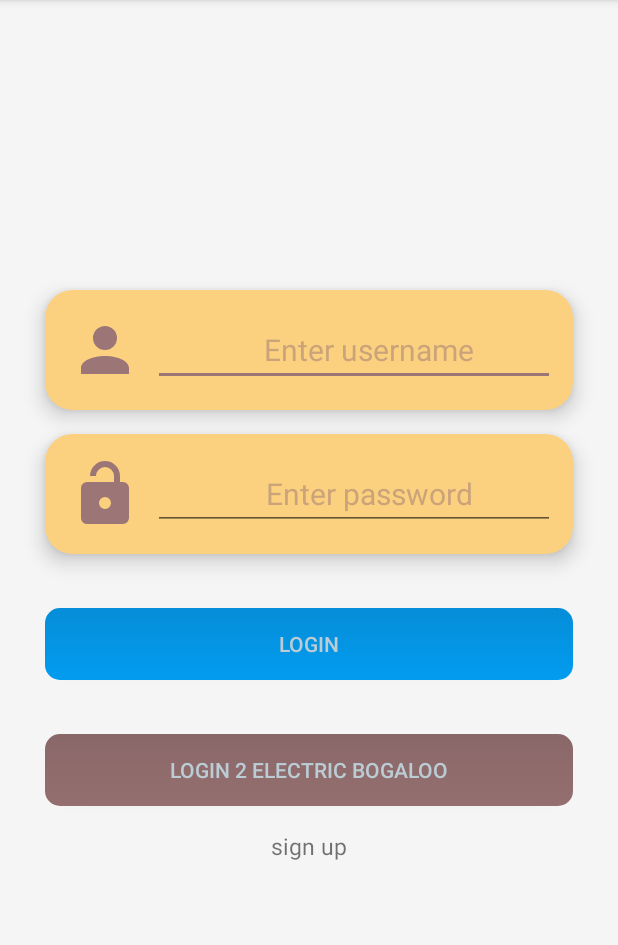
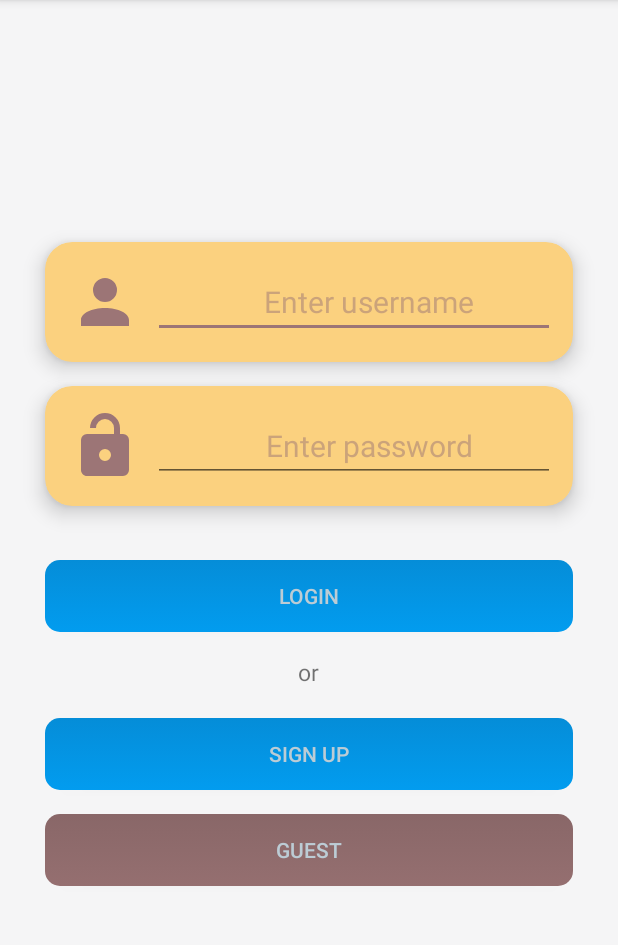
Before and after one commit to alesimula/BookNow, an Android app: the screen it shows after launch (MainActivity), on a phone screen of 412 x 824 dp, the part 84-1029 px from its top. Run offline under Robolectric (Android 15) with nearby library versions, the phone set to English and light mode, and no system bars; libraries missing offline, so code that uses them is left out: com.google.protobuf; 1 statement that could not run was skipped.

Commit message:
Guest login

```diff
--- a/app/src/main/java/com/pdd/booknow/MainActivity.java
+++ b/app/src/main/java/com/pdd/booknow/MainActivity.java
@@ -18,7 +18,7 @@ public class MainActivity extends AppCompatActivity {
 
     EditText name, password;
     CardView cardViewName, cardViewPassword;
-    Button login;
+    Button login, guestLogin;
     User user;
     public static final String EXTRA_USER = User.class.getCanonicalName();
 
@@ -42,6 +42,7 @@ public class MainActivity extends AppCompatActivity {
         name = (EditText)findViewById(R.id.name);
         password = (EditText)findViewById(R.id.password);
         login = (Button)findViewById(R.id.login);
+        guestLogin = (Button)findViewById(R.id.guestLogin);
 
         cardViewName = (CardView) findViewById(R.id.cardViewName);
         cardViewPassword = (CardView) findViewById(R.id.cardViewPassword);
@@ -55,6 +56,15 @@ public class MainActivity extends AppCompatActivity {
                     showResults.putExtra(EXTRA_USER, user);
                     startActivity(showResults);
                 }
+            }
+        });
+
+        guestLogin.setOnClickListener(new View.OnClickListener() {
+            @Override
+            public void onClick(View v) {
+                Intent showResults = new Intent(MainActivity.this, ShowResults.class);
+                showResults.putExtra(EXTRA_USER, new User());
+                startActivity(showResults);
             }
         });
     }
--- a/app/src/main/java/com/pdd/booknow/database/user/User.java
+++ b/app/src/main/java/com/pdd/booknow/database/user/User.java
@@ -25,8 +25,8 @@ public class User implements Serializable {
     private BigInteger password;
     private UserInfo.Info info;
 
-    public static Pattern MATCH_EMAIL = Pattern.compile("([a-zA-Z\\d_%\\+\\.\\-]+)(@)([a-zA-Z\\d\\.\\-]+)(\\.)([a-zA-Z]{2,64})");
-    public static Pattern MATCH_USERNAME_PASS = Pattern.compile("([a-zA-Z\\d_\\.\\-]{6,64})");
+    public static final Pattern MATCH_EMAIL = Pattern.compile("([a-zA-Z\\d_%\\+\\.\\-]+)(@)([a-zA-Z\\d\\.\\-]+)(\\.)([a-zA-Z]{2,64})");
+    public static final Pattern MATCH_USERNAME_PASS = Pattern.compile("([a-zA-Z\\d_\\.\\-]{6,64})");
 
     public User() {
         this(GUEST_EMAIL, GUEST_USERNAME, (BigInteger)null, UserInfo.Info.newBuilder().setName(GUEST_USERNAME).build());
@@ -142,7 +142,7 @@ public class User implements Serializable {
     }
     public UserInfo.Info getInfo(@Nullable Context context) {
         try {
-            if (context==null) return (this.info==null) ? INFO_EMPTY() : this.info;
+            if (context==null) return (this.info==null) ? (this.info = INFO_EMPTY()) : this.info;
             UserDatabase db = UserDatabase.getInstance(context);
             UserInfo.Info updatedInfo = UserInfo.Info.parseFrom(db.getUserInfo(email));
             if (updatedInfo!=null) this.info = updatedInfo;
--- a/app/src/main/res/layout/activity_main.xml
+++ b/app/src/main/res/layout/activity_main.xml
@@ -121,18 +121,6 @@
                 style="@style/Widget.AppCompat.Button.Colored"
                 android:background="@drawable/button_material_rounded"
                 android:text="Login" />
-            <Button
-                android:layout_marginTop="20dp"
-                android:layout_width="match_parent"
-                android:layout_height="wrap_content"
-                android:textColor="#BCCCD5"
-                android:layout_marginBottom="16dp"
-                android:layout_marginLeft="16dp"
-                android:layout_marginRight="16dp"
-                android:id="@+id/login2"
-                style="@style/Widget.AppCompat.Button.Colored"
-                android:background="@drawable/button_material_rounded_dark"
-                android:text="Login 2 electric bogaloo" />
             <TextView
                 android:id="@+id/text2"
                 android:gravity="center"
@@ -142,7 +130,31 @@
                 android:layout_height="wrap_content"
                 android:linksClickable="true"
                 android:clickable="true"
-                android:text="sign up"/>
+                android:text="or"/>
+            <Button
+                android:layout_marginTop="20dp"
+                android:layout_width="match_parent"
+                android:layout_height="wrap_content"
+                android:textColor="#BCCCD5"
+                android:layout_marginBottom="8dp"
+                android:layout_marginLeft="16dp"
+                android:layout_marginRight="16dp"
+                android:id="@+id/signup"
+                style="@style/Widget.AppCompat.Button.Colored"
+                android:background="@drawable/button_material_rounded"
+                android:text="Sign up" />
+            <Button
+                android:layout_marginTop="8dp"
+                android:layout_width="match_parent"
+                android:layout_height="wrap_content"
+                android:textColor="#BCCCD5"
+                android:layout_marginBottom="16dp"
+                android:layout_marginLeft="16dp"
+                android:layout_marginRight="16dp"
+                android:id="@+id/guestLogin"
+                style="@style/Widget.AppCompat.Button.Colored"
+                android:background="@drawable/button_material_rounded_dark"
+                android:text="Guest" />
 
         </LinearLayout>
     </ScrollView>
```
